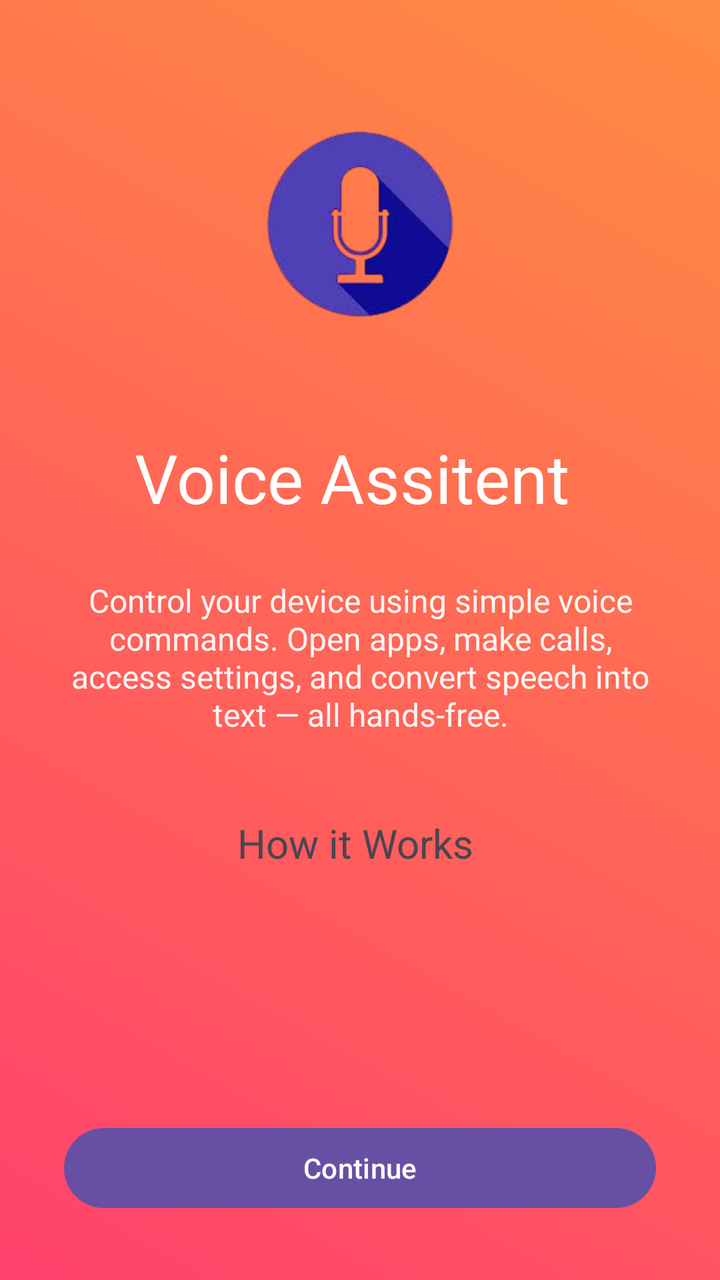
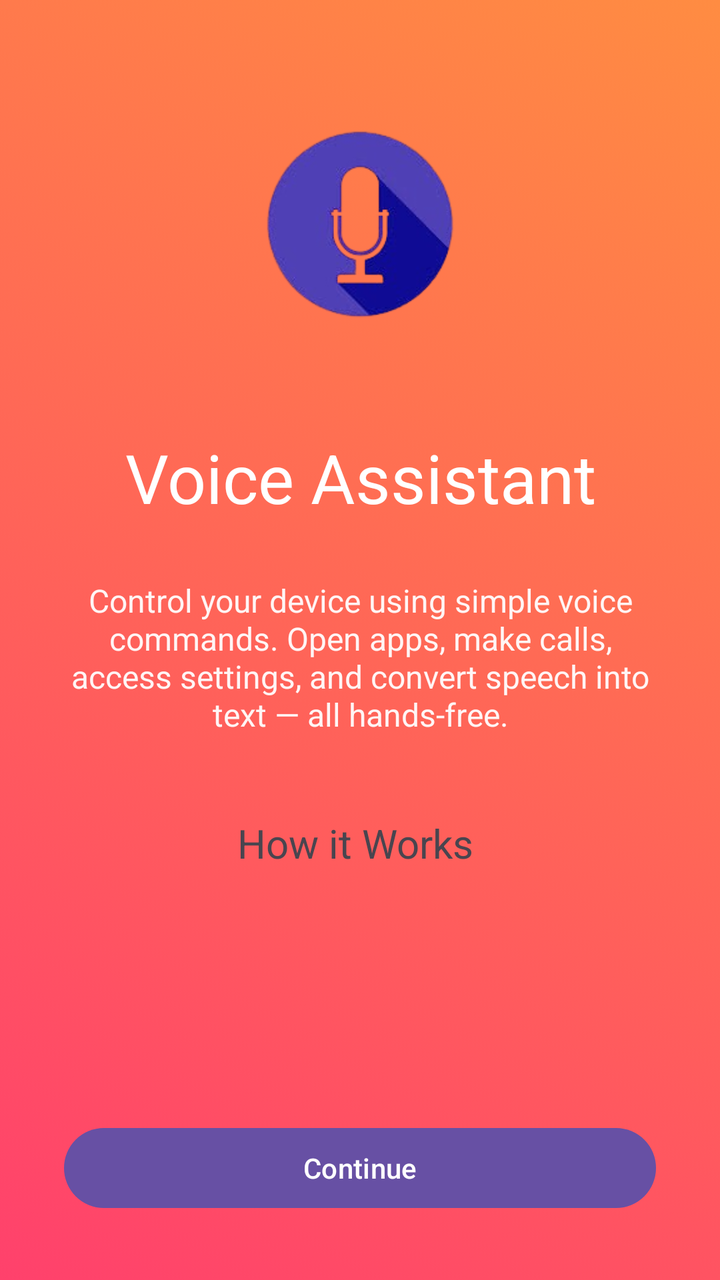

Before-and-after screenshots of an Android layout around one commit, followed by the original layout XML and the change that was made.
<!-- AndroidManifest.xml: application theme Theme.MyAdapto -->
<!-- res/layout/assitent_info_page.xml -->
<?xml version="1.0" encoding="utf-8"?>
<androidx.constraintlayout.widget.ConstraintLayout xmlns:android="http://schemas.android.com/apk/res/android"
    xmlns:app="http://schemas.android.com/apk/res-auto"
    xmlns:tools="http://schemas.android.com/tools"
    android:id="@+id/main"
    android:layout_width="match_parent"
    android:layout_height="match_parent"
    android:background="@drawable/infooo">

    
    <ImageView
        android:id="@+id/imageView11"
        android:layout_width="0dp"
        android:layout_height="0dp"
        android:layout_marginTop="40dp"
        app:layout_constraintDimensionRatio="1:1"
        app:layout_constraintWidth_default="percent"
        app:layout_constraintWidth_percent="0.4"
        app:layout_constraintEnd_toEndOf="parent"
        app:layout_constraintStart_toStartOf="parent"
        app:layout_constraintTop_toTopOf="parent"
        app:srcCompat="@drawable/img_7_removebg_preview" />

    <TextView
        android:id="@+id/textView6"
        android:layout_width="0dp"
        android:layout_height="wrap_content"
        android:layout_marginStart="24dp"
        android:layout_marginTop="32dp"
        android:layout_marginEnd="24dp"
        android:gravity="center"
        android:text="Voice Assitent "
        android:textColor="#FFFFFF"
        android:textSize="34sp"
        app:layout_constraintEnd_toEndOf="parent"
        app:layout_constraintStart_toStartOf="parent"
        app:layout_constraintTop_toBottomOf="@+id/imageView11" />

    <TextView
        android:id="@+id/textView24"
        android:layout_width="0dp"
        android:layout_height="wrap_content"
        android:layout_marginStart="32dp"
        android:layout_marginTop="28dp"
        android:layout_marginEnd="32dp"
        android:gravity="center"
        android:text="Control your device using simple voice commands. Open apps, make calls, access settings, and convert speech into text — all hands-free."
        android:textColor="#FFF5F5"
        android:textSize="16sp"
        app:layout_constraintEnd_toEndOf="parent"
        app:layout_constraintStart_toStartOf="parent"
        app:layout_constraintTop_toBottomOf="@+id/textView6" />

    <TextView
        android:id="@+id/textView25"
        android:layout_width="0dp"
        android:layout_height="wrap_content"
        android:layout_marginStart="24dp"
        android:layout_marginTop="40dp"
        android:layout_marginEnd="24dp"
        android:gravity="center"
        android:text="How it Works "
        android:textSize="20sp"
        app:layout_constraintEnd_toEndOf="parent"
        app:layout_constraintStart_toStartOf="parent"
        app:layout_constraintTop_toBottomOf="@+id/textView24" />

    
    <Button
        android:id="@+id/button2"
        android:layout_width="0dp"
        android:layout_height="wrap_content"
        android:layout_marginStart="32dp"
        android:layout_marginTop="32dp"
        android:layout_marginEnd="32dp"
        android:layout_marginBottom="32dp"
        android:text="Continue"
        app:layout_constraintBottom_toBottomOf="parent"
        app:layout_constraintEnd_toEndOf="parent"
        app:layout_constraintStart_toStartOf="parent"
        app:layout_constraintTop_toBottomOf="@+id/textView25"
        app:layout_constraintVertical_bias="1.0" />

</androidx.constraintlayout.widget.ConstraintLayout>
<!-- resources referenced by this layout -->
<resources>
  <!-- drawable img_7_removebg_preview: png bitmap (drawable, 27686 bytes) -->
  <!-- drawable infooo (drawable) -->
  <?xml version="1.0" encoding="utf-8"?>
  <selector xmlns:android="http://schemas.android.com/apk/res/android">
  
      <item>
          <shape android:shape="rectangle">
              <gradient
                  android:startColor="#FF416C"
                  android:endColor="#FF8C42"
                  android:angle="45"/>
          </shape>
      </item>
  
  </selector>
  <style name="Theme.MyAdapto" parent="Base.Theme.MyAdapto" />
  <style name="Base.Theme.MyAdapto" parent="Theme.Material3.DayNight.NoActionBar">
          
          
  
          <item name="android:windowSplashScreenBackground">#0A0F1F</item>
  
          <item name="android:windowSplashScreenAnimatedIcon">
              @drawable/adlogo
          </item>
      </style>
  <!-- drawable adlogo: png bitmap (drawable, 552473 bytes) -->
</resources>

<!-- the commit's change to res/layout/assitent_info_page.xml (unified diff, before → after) -->
@@ -29,7 +29,7 @@
         android:layout_marginTop="32dp"
         android:layout_marginEnd="24dp"
         android:gravity="center"
-        android:text="Voice Assitent "
+        android:text="Voice Assistant"
         android:textColor="#FFFFFF"
         android:textSize="34sp"
         app:layout_constraintEnd_toEndOf="parent"
